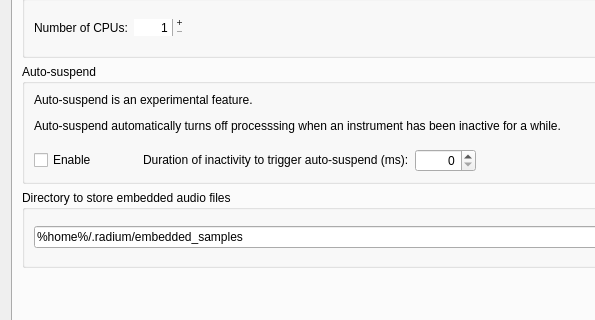
Old version of the form Qt/qt4_preferences.ui in the repository kmatheussen/radium; both pictures show x 0 to 595 and y 85 to 405 of the 1010 by 557 pixel window.
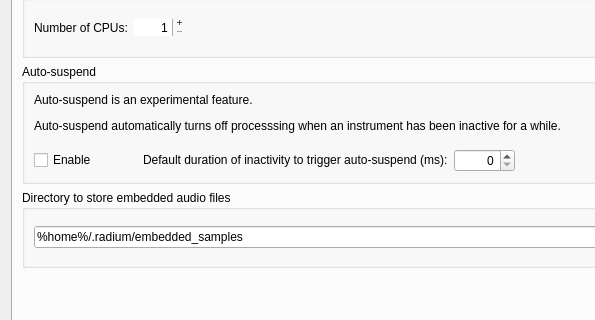
New version of the form.

Commit message: Various auto-suspend tweaks and bug fixes

Patch:
```diff
--- a/Qt/qt4_preferences.ui
+++ b/Qt/qt4_preferences.ui
@@ -453,7 +453,7 @@
                </sizepolicy>
               </property>
               <property name="text">
-               <string>&lt;html&gt;&lt;head/&gt;&lt;body&gt;&lt;p&gt;Duration of inactivity to trigger auto-suspend (ms):&lt;/p&gt;&lt;/body&gt;&lt;/html&gt;</string>
+               <string>&lt;html&gt;&lt;head/&gt;&lt;body&gt;&lt;p&gt;Default duration of inactivity to trigger auto-suspend (ms):&lt;/p&gt;&lt;/body&gt;&lt;/html&gt;</string>
               </property>
              </widget>
             </item>
```
Left out of the diff: 4 changed lines with no effect on the pictures. The commit also changes 13 other files.
